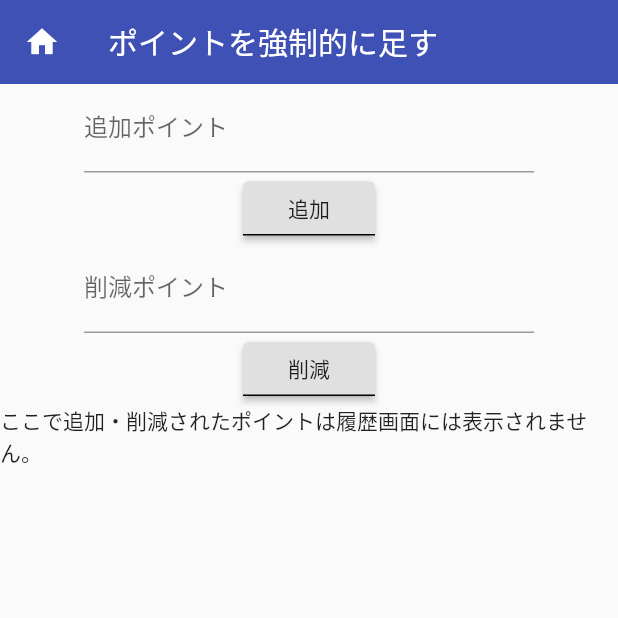
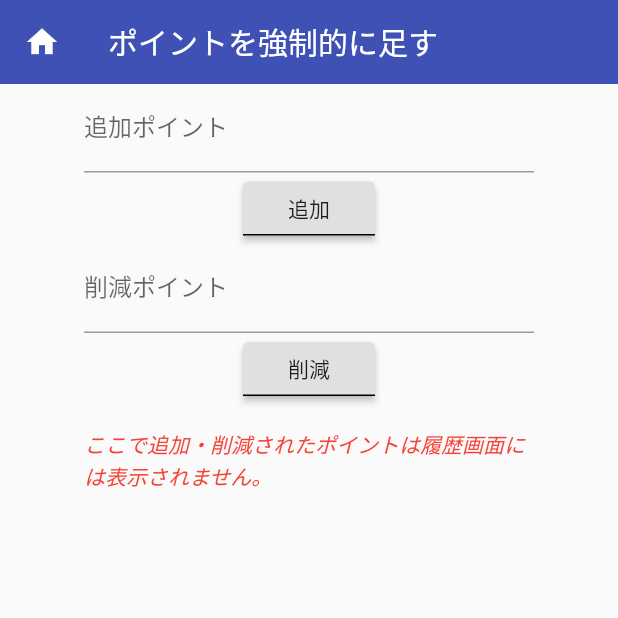
Before and after one commit to kazumaz/dama_app, a Flutter app: the PointChangePage screen opened by its route, on a phone screen of 412 x 824 dp, the top half of it. Run offline on Flutter 3.47's test engine with Material 2 defaults, Android fonts, the phone set to English and light mode, and no system bars; our stand-ins replace awesome_dialog, flutter_icons, flutter_slidable, percent_indicator, share; missing offline and left inert: ff_navigation_bar, tutorial_coach_mark.

Commit message:
ポイント強制変更画面修正

```diff
--- a/lib/view/PointChangePage.dart
+++ b/lib/view/PointChangePage.dart
@@ -57,7 +57,14 @@ class PointChangePage extends StatelessWidget {
               shape: UnderlineInputBorder(),
               onPressed: () {},
             ),
-            Text("ここで追加・削減されたポイントは履歴画面には表示されません。"),
+            Text(""),
+                         Container(
+                  width: 300,
+                  child: Text(
+                    "ここで追加・削減されたポイントは履歴画面には表示されません。",
+                    style: TextStyle(
+                        color: Colors.red, fontStyle: FontStyle.italic),
+                  )),
           ]));
     });
   }
```
